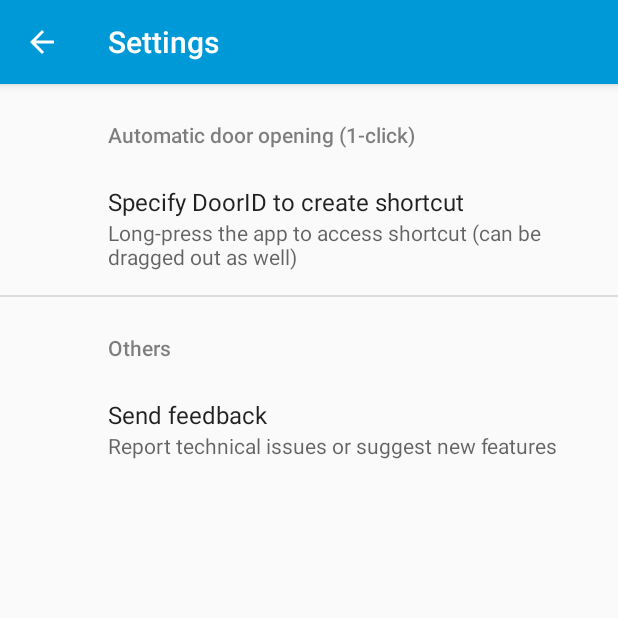
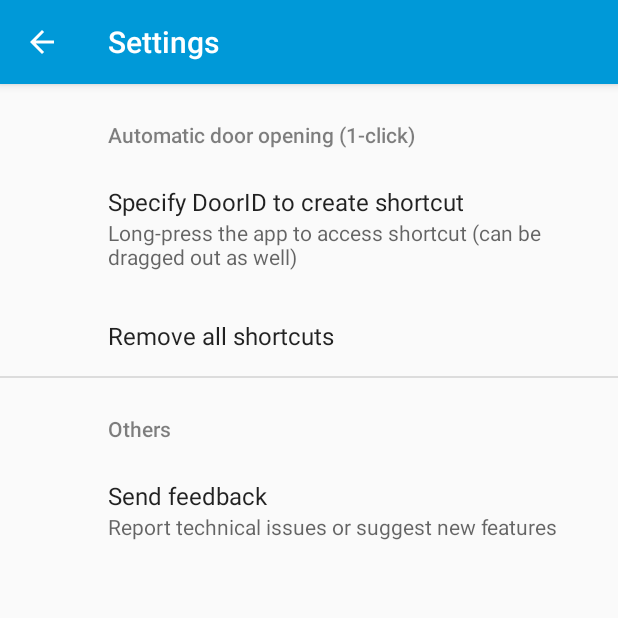
Before and after one commit to ErikLjungdahl/OpenCSB, an Android app: the SettingsFragment screen opened directly, with no data from a screen before it, on a phone screen of 412 x 824 dp, the top half of it. Run offline under Robolectric (Android 15) with nearby library versions, the light colour scheme and no system bars; our stand-ins replace androidx.preference; network calls fail; 1 statement that could not run was skipped.

Commit message:
Version 1.1
Maybe fixed saving of credential, better support for shortcuts

```diff
--- a/app/build.gradle
+++ b/app/build.gradle
@@ -10,9 +10,9 @@ android {
     defaultConfig {
         applicationId 'erikljungdahl.opencsb'
         minSdkVersion 25
-        targetSdkVersion 28
-        versionCode 1
-        versionName "1.0"
+        targetSdkVersion 29
+        versionCode 2
+        versionName '1.1'
         testInstrumentationRunner "androidx.test.runner.AndroidJUnitRunner"
     }
     buildTypes {
--- a/app/src/main/res/xml/root_preferences.xml
+++ b/app/src/main/res/xml/root_preferences.xml
@@ -29,6 +29,13 @@
                 android:singleLine="true"
                 android:summary="Long-press the app to access shortcut (can be dragged out as well)"
                 android:title="Specify DoorID to create shortcut" />
+        <Preference
+                android:id="@+id/removeShortcuts"
+                android:layout_width="wrap_content"
+                android:layout_height="wrap_content"
+                app:key="removeShortcuts"
+                app:title="Remove all shortcuts" />
+
     </PreferenceCategory>
     <PreferenceCategory
             android:title="Others">
```
Also changed, not shown: app/src/main/java/erikljungdahl/opencsb/MainActivity.kt (+9 -4 lines), app/src/main/java/erikljungdahl/opencsb/SettingsFragment.kt (+13 -6 lines).
